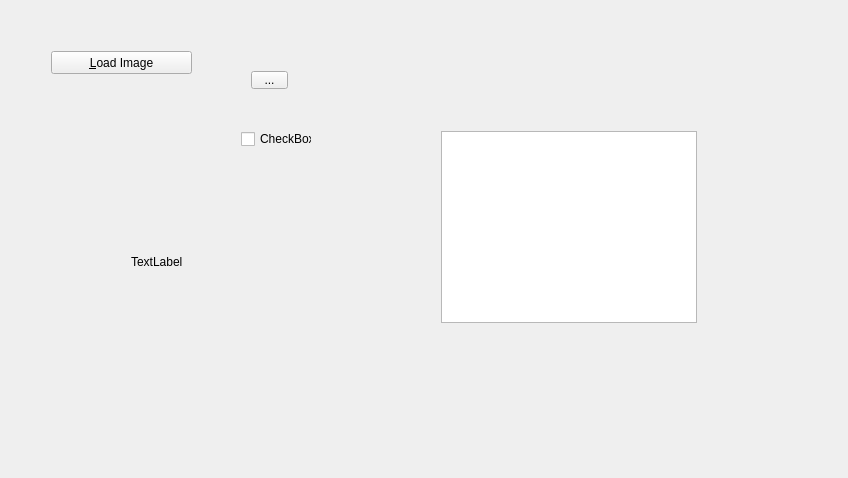
This is mainframe.ui in liangz0707/pythonGUI-learn as Qt 5 draws it before an edit. The edited form follows.
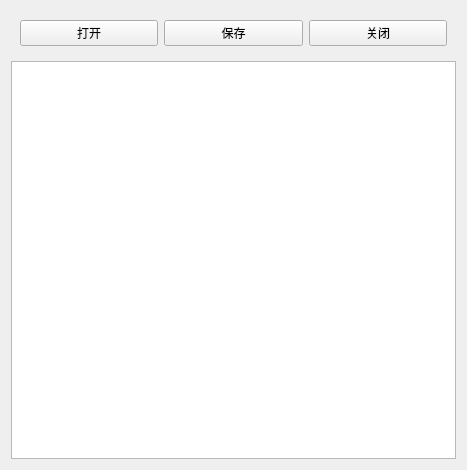
This is the edited form.

Patch:
```diff
--- a/mainframe.ui
+++ b/mainframe.ui
@@ -6,80 +6,44 @@
    <rect>
     <x>0</x>
     <y>0</y>
-    <width>848</width>
-    <height>478</height>
+    <width>467</width>
+    <height>470</height>
    </rect>
   </property>
   <property name="windowTitle">
    <string>Form</string>
   </property>
-  <layout class="QHBoxLayout" name="horizontalLayout">
+  <layout class="QVBoxLayout" name="verticalLayout">
    <item>
     <widget class="QWidget" name="widget" native="true">
-     <widget class="QListWidget" name="listWidget">
-      <property name="geometry">
-       <rect>
-        <x>430</x>
-        <y>120</y>
-        <width>256</width>
-        <height>192</height>
-       </rect>
-      </property>
-     </widget>
-     <widget class="QCheckBox" name="checkBox">
-      <property name="geometry">
-       <rect>
-        <x>230</x>
-        <y>120</y>
-        <width>71</width>
-        <height>16</height>
-       </rect>
-      </property>
-      <property name="text">
-       <string>CheckBox</string>
-      </property>
-     </widget>
-     <widget class="QToolButton" name="toolButton">
-      <property name="geometry">
-       <rect>
-        <x>240</x>
-        <y>60</y>
-        <width>37</width>
-        <height>18</height>
-       </rect>
-      </property>
-      <property name="text">
-       <string>...</string>
-      </property>
-     </widget>
-     <widget class="QLabel" name="label">
-      <property name="geometry">
-       <rect>
-        <x>120</x>
-        <y>190</y>
-        <width>261</width>
-        <height>121</height>
-       </rect>
-      </property>
-      <property name="text">
-       <string>TextLabel</string>
-      </property>
-     </widget>
-     <widget class="QPushButton" name="pushButton">
-      <property name="geometry">
-       <rect>
-        <x>40</x>
-        <y>40</y>
-        <width>141</width>
-        <height>23</height>
-       </rect>
-      </property>
-      <property name="text">
-       <string>&amp;Load Image</string>
-      </property>
-     </widget>
+     <layout class="QHBoxLayout" name="horizontalLayout">
+      <item>
+       <widget class="QPushButton" name="openBut">
+        <property name="text">
+         <string>打开</string>
+        </property>
+       </widget>
+      </item>
+      <item>
+       <widget class="QPushButton" name="saveBut">
+        <property name="text">
+         <string>保存</string>
+        </property>
+       </widget>
+      </item>
+      <item>
+       <widget class="QPushButton" name="closeBut">
+        <property name="text">
+         <string>关闭</string>
+        </property>
+       </widget>
+      </item>
+     </layout>
     </widget>
    </item>
+   <item>
+    <widget class="QTextEdit" name="textEdit"/>
+   </item>
   </layout>
  </widget>
  <resources/>
```
Left out of the diff: 6 changed lines with no effect on the pictures.
